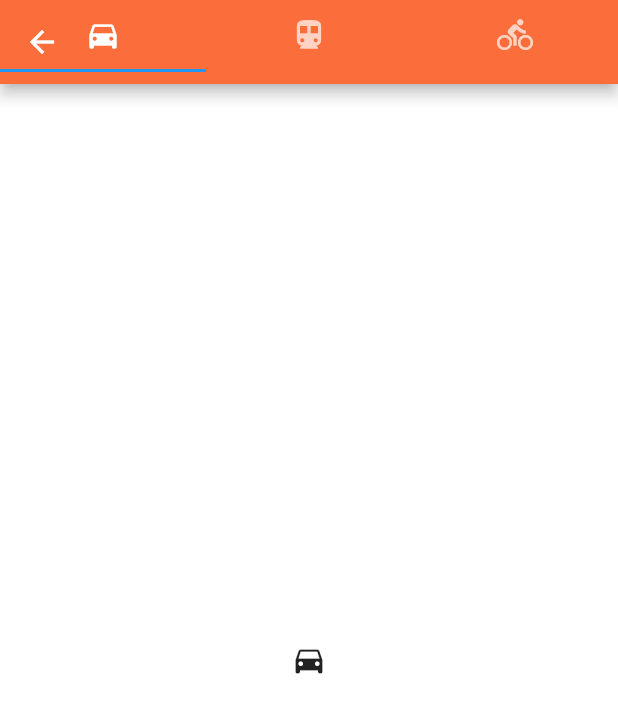
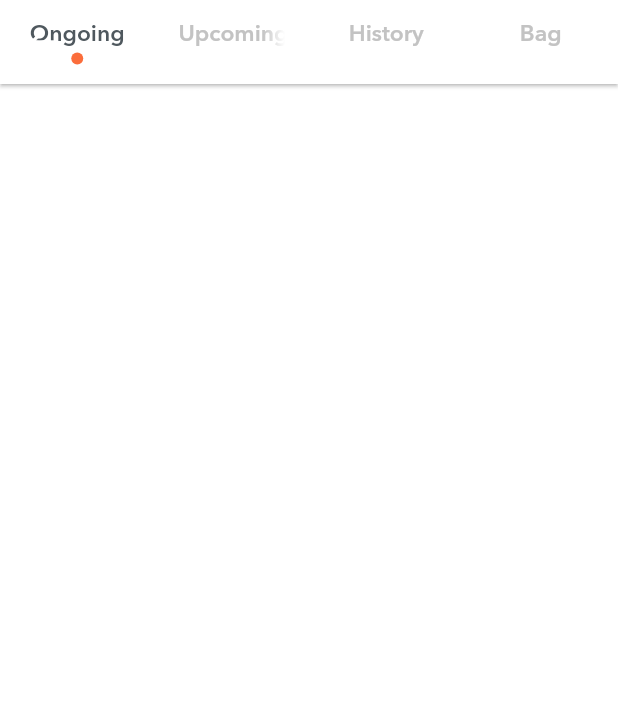
Before and after one commit to TrungNguyen1208/foodedu, a Flutter app: the OrderTabScreen screen opened directly, on a phone screen of 412 x 824 dp. Shown: the top 713 px of the screen. Run offline on Flutter 3.47's test engine with Material 2 defaults, Android fonts, the phone set to English and light mode, and no system bars; our stand-ins replace flutter_screenutil, google_nav_bar; project files that could hold a hidden picture were left out.

Commit message:
Add Order tab screen

```diff
--- a/lib/commom/container/banner_item_view.dart
+++ b/lib/commom/container/banner_item_view.dart
@@ -5,15 +5,15 @@ class BannerItemView extends StatelessWidget {
   @override
   Widget build(BuildContext context) {
     return Container(
-      width: 327,
+      width: 312,
       height: 122,
+      alignment: Alignment.centerLeft,
       decoration: const BoxDecoration(
         borderRadius: BorderRadius.all(
           Radius.circular(8),
         ),
-        color: Color.fromRGBO(246, 246, 246, 1),
       ),
-      child: Image.asset(AppImagePath.banner1),
+      child: Image.asset(AppImagePath.banner1, fit: BoxFit.fill),
     );
   }
 }
--- /dev/null
+++ b/lib/commom/tabbar/circle_tab_indicator.dart
@@ -0,0 +1,28 @@
+import 'package:flutter/material.dart';
+
+class CircleTabIndicator extends Decoration {
+  final BoxPainter _painter;
+
+  CircleTabIndicator({@required Color color, @required double radius})
+      : _painter = _CirclePainter(color, radius);
+
+  @override
+  BoxPainter createBoxPainter([VoidCallback onChanged]) => _painter;
+}
+
+class _CirclePainter extends BoxPainter {
+  final Paint _paint;
+  final double radius;
+
+  _CirclePainter(Color color, this.radius)
+      : _paint = Paint()
+          ..color = color
+          ..isAntiAlias = true;
+
+  @override
+  void paint(Canvas canvas, Offset offset, ImageConfiguration cfg) {
+    final circleOffset =
+        offset + Offset(cfg.size.width / 2, cfg.size.height - radius - 5);
+    canvas.drawCircle(circleOffset, radius, _paint);
+  }
+}
--- a/lib/feature/module_order/order_tab/order_tab_screen.dart
+++ b/lib/feature/module_order/order_tab/order_tab_screen.dart
@@ -1,5 +1,7 @@
 import 'package:flutter/material.dart';
+import 'package:foodedu/commom/tabbar/circle_tab_indicator.dart';
 import 'package:foodedu/general/constant/app_theme.dart';
+import 'package:flutter_screenutil/flutter_screenutil.dart';
 
 class OrderTabScreen extends StatefulWidget {
   @override
@@ -10,25 +12,37 @@ class _OrderTabScreenState extends State<OrderTabScreen> {
 
   @override
   Widget build(BuildContext context) {
+
+    final textTheme = Theme.of(context).textTheme;
+    final tabTextSize =  ScreenUtil().setSp(15.0);
+
     return DefaultTabController(
-      length: 3,
+      length: 4,
       child: Scaffold(
         appBar: AppBar(
-          flexibleSpace: const SafeArea(
+          backgroundColor: AppColor.white,
+          elevation: 1,
+          flexibleSpace: SafeArea(
             child: TabBar(
-              tabs: [
-                Tab(icon: Icon(Icons.directions_car)),
-                Tab(icon: Icon(Icons.directions_transit)),
-                Tab(icon: Icon(Icons.directions_bike)),
+              labelColor: AppColor.darkGrayHighlighted,
+              unselectedLabelColor: AppColor.lightGray,
+              labelStyle: textTheme.bodyText2.copyWith(fontWeight: FontWeight.w600, fontSize: tabTextSize),
+              indicator: CircleTabIndicator(color: AppColor.primary, radius: 4),
+              tabs: const <Tab>[
+                Tab(text: 'Ongoing'),
+                Tab(text: 'Upcoming'),
+                Tab(text: 'History'),
+                Tab(text: 'Bag'),
               ],
             ),
           ),
         ),
-        body: const TabBarView(
+        body: TabBarView(
           children: [
-            Icon(Icons.directions_car),
-            Icon(Icons.directions_transit),
-            Icon(Icons.directions_bike),
+            Container(),
+            Container(),
+            Container(),
+            Container(),
           ],
         ),
       ),
```
